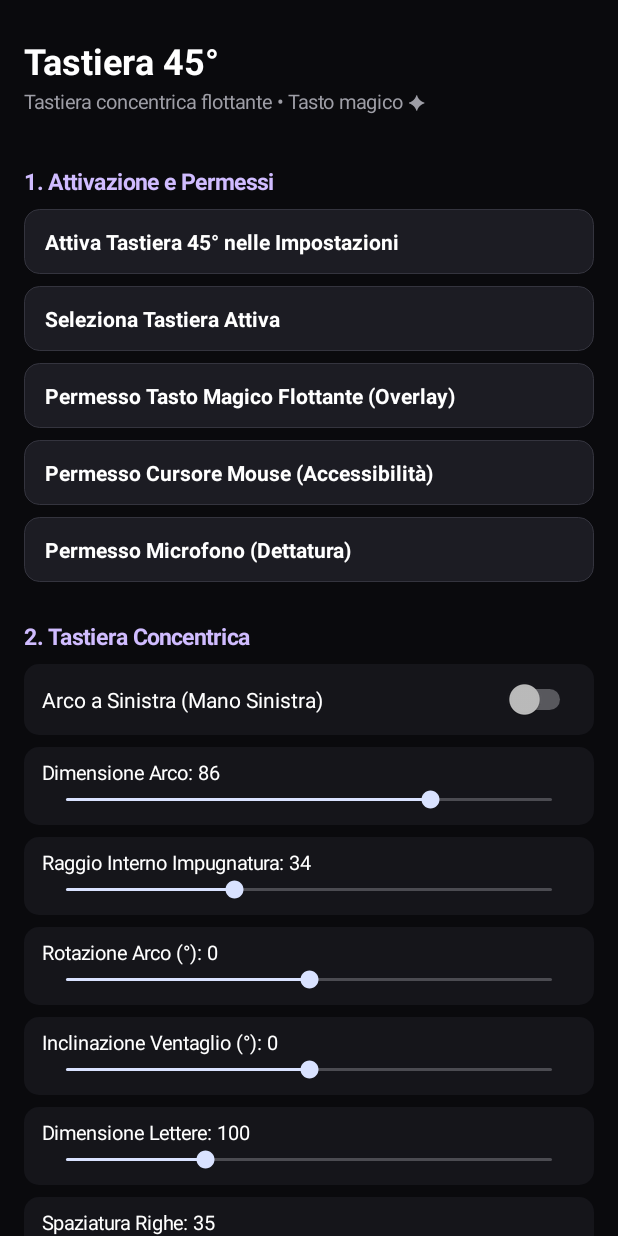
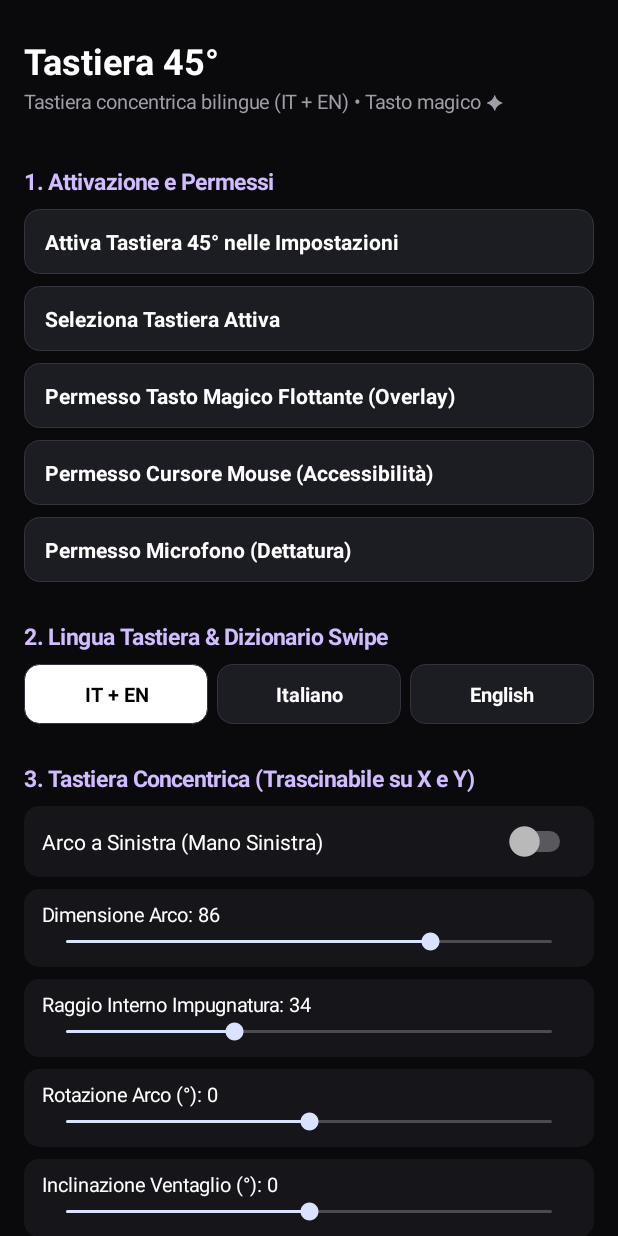
Before and after one commit to QuickSparkSem/Tastiera45, an Android app: the screen it shows after launch (MainActivity), on a phone screen of 412 x 824 dp. Run offline under Robolectric (Android 15) with nearby library versions, the phone set to English and light mode, and no system bars.

Commit message:
Update MainActivity.kt

```diff
--- a/app/src/main/java/com/tastiera45/ime/MainActivity.kt
+++ b/app/src/main/java/com/tastiera45/ime/MainActivity.kt
@@ -13,7 +13,6 @@ import android.os.Bundle
 import android.provider.Settings
 import android.text.TextUtils
 import android.view.Gravity
-import android.view.View
 import android.view.inputmethod.InputMethodManager
 import android.widget.EditText
 import android.widget.LinearLayout
@@ -29,6 +28,7 @@ class MainActivity : ComponentActivity() {
 
     private lateinit var prefs: SharedPreferences
     private lateinit var menuOrderContainer: LinearLayout
+    private val langButtons = mutableListOf<Pair<String, TextView>>()
 
     override fun onCreate(savedInstanceState: Bundle?) {
         super.onCreate(savedInstanceState)
@@ -51,7 +51,7 @@ class MainActivity : ComponentActivity() {
             setTextColor(Color.WHITE)
         })
         col.addView(TextView(this).apply {
-            text = "Tastiera concentrica flottante • Tasto magico ✦"
+            text = "Tastiera concentrica bilingue (IT + EN) • Tasto magico ✦"
             textSize = 13f
             setTextColor(Color.parseColor("#9E9EA6"))
             setPadding(0, (2 * d).toInt(), 0, (16 * d).toInt())
@@ -89,8 +89,40 @@ class MainActivity : ComponentActivity() {
             }
         })
 
-        // --- SEZIONE 2: TASTIERA CONCENTRICA ---
-        col.addView(sectionTitle("2. Tastiera Concentrica"))
+        // --- SEZIONE 2: LINGUA TASTIERA E SWIPE ---
+        col.addView(sectionTitle("2. Lingua Tastiera & Dizionario Swipe"))
+        val langRow = LinearLayout(this).apply {
+            orientation = LinearLayout.HORIZONTAL
+            layoutParams = LinearLayout.LayoutParams(-1, -2).apply { bottomMargin = (8 * d).toInt() }
+        }
+        val modes = listOf(
+            "BILINGUAL" to "IT + EN",
+            "IT" to "Italiano",
+            "EN" to "English"
+        )
+        modes.forEachIndexed { idx, (code, label) ->
+            val btn = TextView(this).apply {
+                text = label
+                textSize = 13.5f
+                gravity = Gravity.CENTER
+                typeface = Typeface.DEFAULT_BOLD
+                setPadding((10 * d).toInt(), (11 * d).toInt(), (10 * d).toInt(), (11 * d).toInt())
+                setOnClickListener {
+                    prefs.edit().putString("kb_lang_mode", code).apply()
+                    updateLangButtonsUI()
+                    rebuildMenuOrderList()
+                }
+            }
+            langButtons.add(code to btn)
+            langRow.addView(btn, LinearLayout.LayoutParams(0, -2, 1f).apply {
+                if (idx < modes.lastIndex) rightMargin = (6 * d).toInt()
+            })
+        }
+        col.addView(langRow)
+        updateLangButtonsUI()
+
+        // --- SEZIONE 3: TASTIERA CONCENTRICA ---
+        col.addView(sectionTitle("3. Tastiera Concentrica (Trascinabile su X e Y)"))
 
         col.addView(switchRow(
             title = "Arco a Sinistra (Mano Sinistra)",
@@ -138,8 +170,8 @@ class MainActivity : ComponentActivity() {
             Toast.makeText(this, "Posizione tastiera reimpostata", Toast.LENGTH_SHORT).show()
         })
 
-        // --- SEZIONE 3: SCORCIATOIE TESTO NEL MENU ✦ ---
-        col.addView(sectionTitle("3. Aggiungi Scorciatoia Rapida nel Menu ✦"))
+        // --- SEZIONE 4: SCORCIATOIE TESTO NEL MENU ✦ ---
+        col.addView(sectionTitle("4. Aggiungi Scorciatoia Rapida nel Menu ✦"))
         val labelInput = EditText(this).apply {
             hint = "Nome pulsante (es. Email)"
             setTextColor(Color.WHITE)
@@ -168,8 +200,8 @@ class MainActivity : ComponentActivity() {
             }
         })
 
-        // --- SEZIONE 4: ORDINE E VISIBILITÀ MENU ✦ ---
-        col.addView(sectionTitle("4. Ordine e Visibilità Menu ✦"))
+        // --- SEZIONE 5: ORDINE E VISIBILITÀ MENU ✦ ---
+        col.addView(sectionTitle("5. Ordine e Visibilità Menu ✦"))
         menuOrderContainer = LinearLayout(this).apply { orientation = LinearLayout.VERTICAL }
         col.addView(menuOrderContainer)
         rebuildMenuOrderList()
@@ -179,6 +211,20 @@ class MainActivity : ComponentActivity() {
 
         if (Settings.canDrawOverlays(this)) {
             try { startService(Intent(this, FloatingOrbService::class.java)) } catch (_: Throwable) {}
+        }
+    }
+
+    private fun updateLangButtonsUI() {
+        val d = resources.displayMetrics.density
+        val active = MenuPrefs.getString(prefs, "kb_lang_mode", "BILINGUAL") ?: "BILINGUAL"
+        for ((code, btn) in langButtons) {
+            val isSel = code == active
+            btn.setTextColor(if (isSel) Color.BLACK else Color.WHITE)
+            btn.background = GradientDrawable().apply {
+                setColor(if (isSel) Color.WHITE else Color.parseColor("#1C1C23"))
+                cornerRadius = 10f * d
+                setStroke((1f * d).toInt(), Color.parseColor("#34343E"))
+            }
         }
     }
 
```
